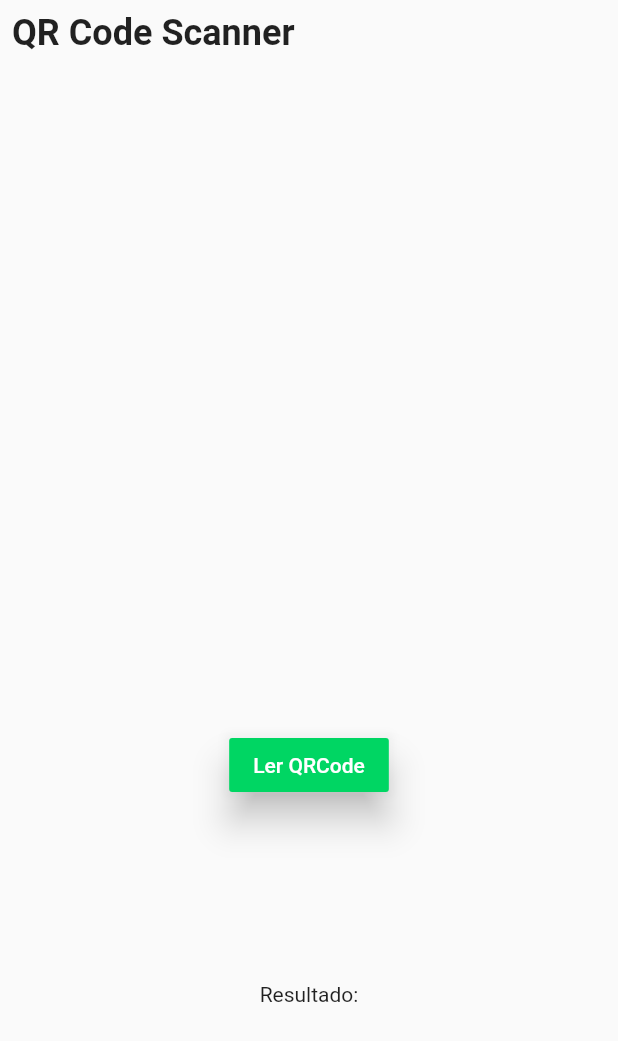
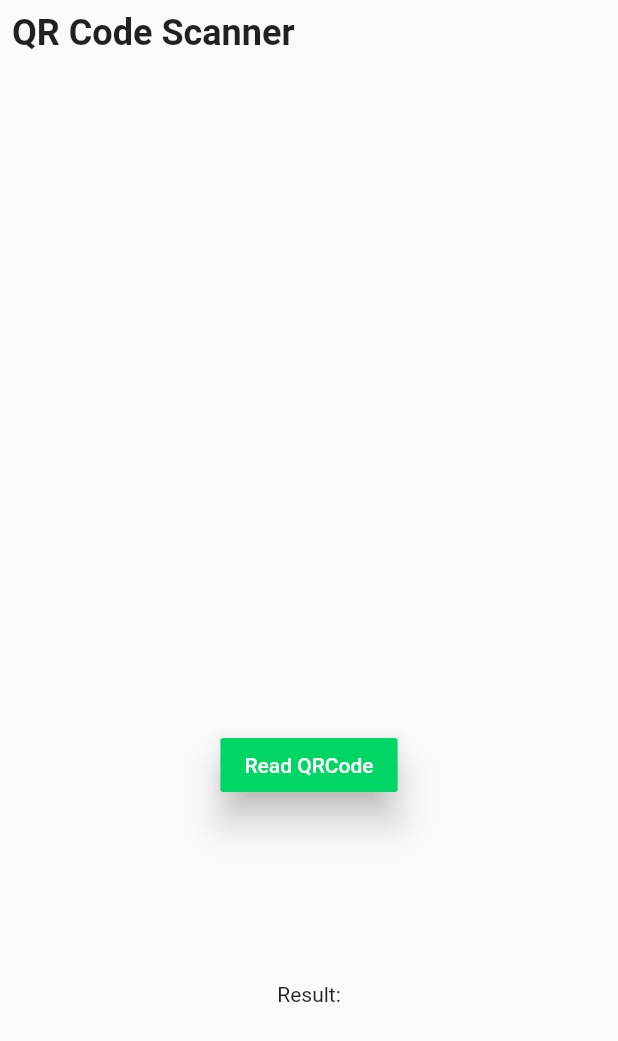
Before and after one commit to Vitor-Bukovitz/native_qr_scanner, a Flutter app: the screen it shows after launch, on a phone screen of 412 x 824 dp. Shown: the top 1041 px of the screen. Run offline on Flutter 3.47's test engine with Material 2 defaults, Android fonts, the light colour scheme and no system bars.

Commit message:
english version

```diff
--- a/lib/home_screen.dart
+++ b/lib/home_screen.dart
@@ -51,7 +51,7 @@ class _HomeScreenState extends State<HomeScreen> {
                   elevation: 10,
                   color: Color(0xff00d663),
                   child: Text(
-                    'Ler QRCode',
+                    'Read QRCode',
                     style: TextStyle(
                       color: Colors.white,
                     ),
@@ -62,7 +62,7 @@ class _HomeScreenState extends State<HomeScreen> {
                     ? Column(
                         children: [
                           Text(
-                            'Resultado:\n',
+                            'Result:\n',
                           ),
                           Text(
                             _qrCodeResult,
```
